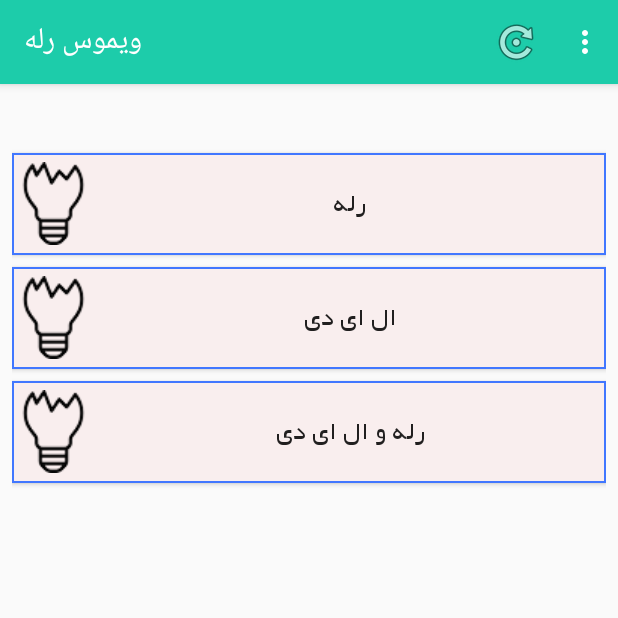
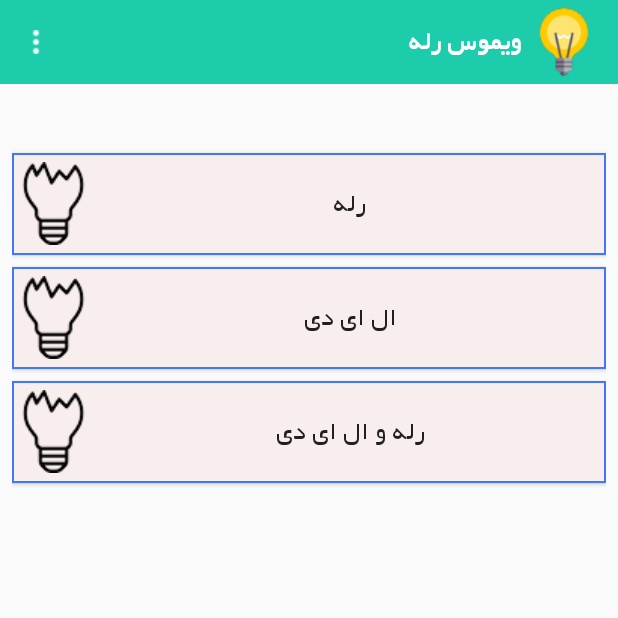
Before and after one commit to reza-rezvani2052/WemosRelay, an Android app: the screen it shows after launch (MainActivity), on a phone screen of 412 x 824 dp, the top half of it. Run offline under Robolectric (Android 15) with nearby library versions, the phone set to English and light mode, and no system bars; our stand-ins replace Volley; network calls fail; pictures from the network do not load.

Commit message:
Custom Toolbar va motaaleghate Aan mesle PopupMenu ra piadehsazi kardam

```diff
--- a/app/src/main/res/layout/activity_main.xml
+++ b/app/src/main/res/layout/activity_main.xml
@@ -3,9 +3,67 @@
     xmlns:tools="http://schemas.android.com/tools"
     android:layout_width="match_parent"
     android:layout_height="match_parent"
+    xmlns:app="http://schemas.android.com/apk/res-auto"
     android:orientation="vertical"
     android:tileMode="repeat"
     tools:context=".MainActivity">
+
+    <android.support.v7.widget.Toolbar
+        android:id="@+id/customToolbar"
+        android:layout_width="match_parent"
+        android:layout_height="?attr/actionBarSize"
+        android:layout_margin="0dp"
+        android:background="@color/colorPrimary"
+        android:padding="0dp">
+
+        <android.support.constraint.ConstraintLayout
+            android:layout_width="match_parent"
+            android:layout_height="match_parent">
+
+            <ImageView
+                android:id="@+id/imgLogo"
+                android:layout_width="?attr/actionBarSize"
+                android:layout_height="?attr/actionBarSize"
+                android:layout_marginEnd="8dp"
+                android:padding="5dp"
+                android:scaleType="fitCenter"
+                app:layout_constraintEnd_toEndOf="parent"
+                app:srcCompat="@drawable/bulb_on" />
+
+            <com.shahraksoft.wemos_relay.MyTextView
+                android:id="@+id/textView"
+                android:layout_width="0dp"
+                android:layout_height="wrap_content"
+                android:layout_centerVertical="true"
+                android:layout_marginStart="8dp"
+                android:layout_marginTop="8dp"
+                android:layout_marginBottom="8dp"
+                android:layout_toLeftOf="@id/imgLogo"
+                android:text="ویموس رله"
+                android:textColor="#ffffff"
+                android:textSize="18sp"
+                app:layout_constraintBottom_toBottomOf="parent"
+                app:layout_constraintEnd_toStartOf="@+id/imgLogo"
+                app:layout_constraintStart_toEndOf="@+id/btnShowPopup"
+                app:layout_constraintTop_toTopOf="parent" />
+
+            <ImageView
+                android:id="@+id/btnShowPopup"
+                android:layout_width="wrap_content"
+                android:layout_height="match_parent"
+                android:layout_alignParentStart="true"
+                android:layout_marginTop="8dp"
+                android:layout_marginBottom="8dp"
+                android:scaleType="fitCenter"
+                app:layout_constraintBottom_toBottomOf="parent"
+                app:layout_constraintStart_toStartOf="parent"
+                app:layout_constraintTop_toTopOf="parent"
+                app:srcCompat="@drawable/menu_icon" />
+
+        </android.support.constraint.ConstraintLayout>
+
+    </android.support.v7.widget.Toolbar>
+
 
     <android.support.design.widget.CoordinatorLayout
         android:id="@+id/coordinatorLayout"
--- a/app/src/main/res/values/strings.xml
+++ b/app/src/main/res/values/strings.xml
@@ -1,6 +1,6 @@
 <resources>
     <string name="app_name">ویموس رله</string>
-    <string name="title_activity_about">درباره</string>
-    <string name="title_activity_options">تنظیمات</string>
+    <string name="title_activity_about">درباره ما</string>
+    <string name="title_activity_options">تنظیمات برنامه</string>
     <string name="title_activity_update">بروز رسانی وضعیت</string>
 </resources>
--- a/app/src/main/res/values/styles.xml
+++ b/app/src/main/res/values/styles.xml
@@ -2,11 +2,12 @@
 
 
     <!-- Base application theme. -->
-    <style name="AppTheme" parent="Theme.AppCompat.Light.DarkActionBar">
+    <style name="AppTheme" parent="Theme.AppCompat.Light.NoActionBar">
         <!-- Customize your theme here. -->
         <item name="colorPrimary">@color/colorPrimary</item>
         <item name="colorPrimaryDark">@color/colorPrimaryDark</item>
         <item name="colorAccent">@color/colorAccent</item>
+        <item name="android:navigationBarColor">#FFBF00</item>
     </style>
 
 
```
Also changed, not shown: app/src/main/java/com/shahraksoft/wemos_relay/MainActivity.java (+60 -49 lines), app/src/main/res/drawable/menu_icon.png (added).
